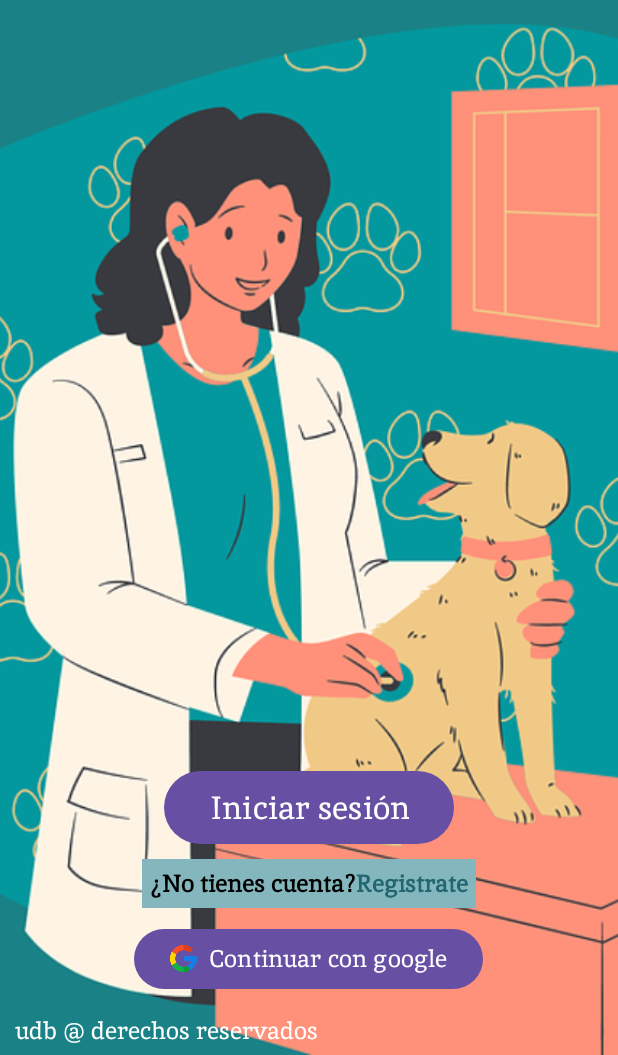
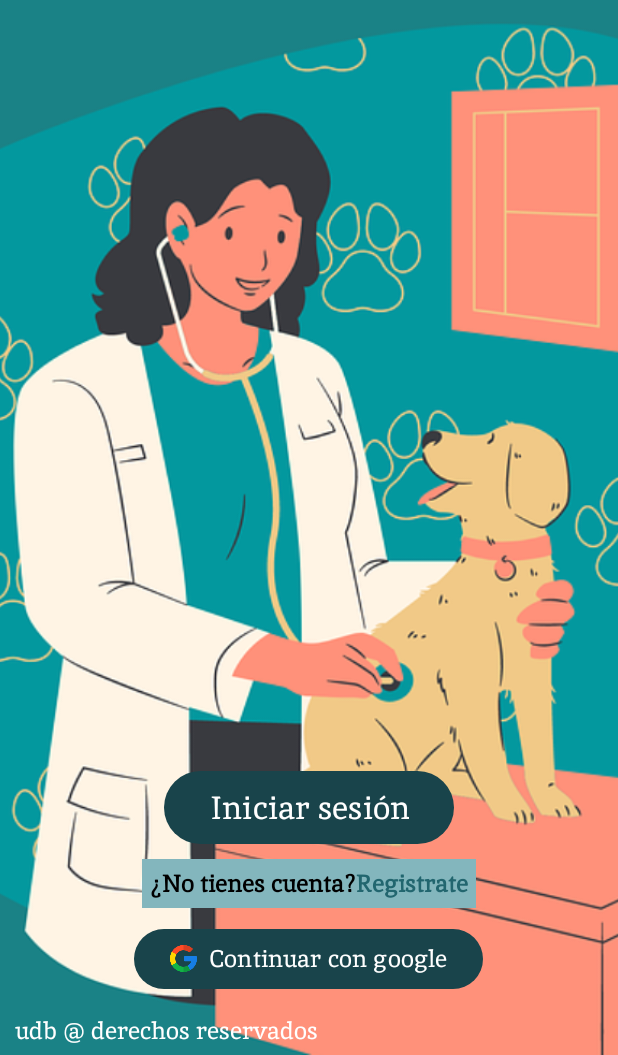
Before and after one commit to Karletty/ProyectoFase2DSM, an Android app: the screen it shows after launch (MainActivity), on a phone screen of 412 x 824 dp, the part 181-1236 px from its top. Run offline under Robolectric (Android 15) with nearby library versions, the phone set to English and light mode, and no system bars.

Commit message:
inicios de navegación

```diff
--- a/app/src/main/java/com/example/pawcarecontrol/security_fragments/MainFragment.kt
+++ b/app/src/main/java/com/example/pawcarecontrol/security_fragments/MainFragment.kt
@@ -6,8 +6,7 @@ import android.view.LayoutInflater
 import android.view.View
 import android.view.ViewGroup
 import android.widget.Button
-import androidx.navigation.Navigation.findNavController
-import androidx.navigation.findNavController
+import androidx.navigation.fragment.findNavController
 import com.example.pawcarecontrol.R
 
 class MainFragment : Fragment() {
@@ -20,7 +19,7 @@ class MainFragment : Fragment() {
         val btnToLogin = root.findViewById<Button>(R.id.btnToLogin)
 
         btnToLogin.setOnClickListener{
-            findNavController().navigate(R.id.action_mainActivity_to_loginFragment)
+            findNavController().navigate(R.id.action_mainFragment_to_loginFragment)
         }
         return root
     }
--- a/app/src/main/res/values/themes.xml
+++ b/app/src/main/res/values/themes.xml
@@ -1,6 +1,8 @@
 <resources xmlns:tools="http://schemas.android.com/tools">
     <!-- Base application theme. -->
     <style name="Base.Theme.PawCareControl" parent="Theme.Material3.DayNight.NoActionBar">
+        <item name="colorPrimary">@color/dark_details</item>
+        <item name="colorOnPrimary">@color/white</item>
     </style>
 
     <style name="Theme.PawCareControl" parent="Base.Theme.PawCareControl" />
```
